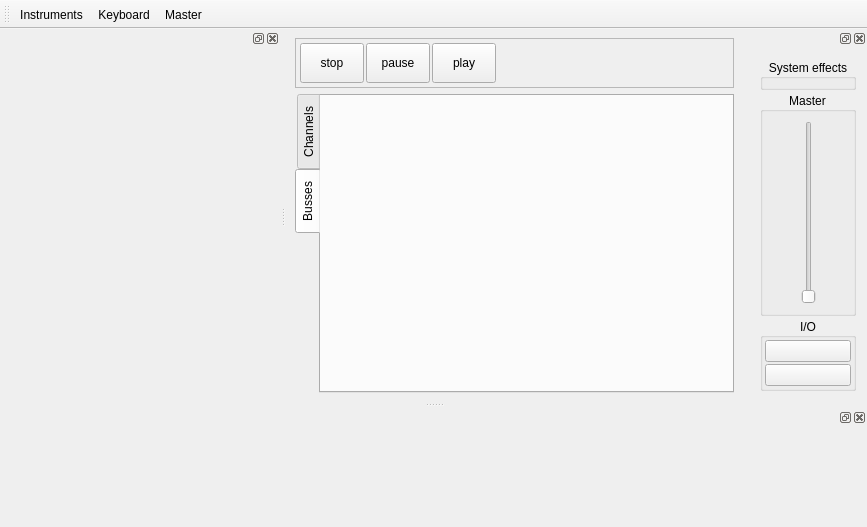
wtrsltnk/zynaddsubfx, file src/ZMS/mainwindow.ui: the form before one commit.
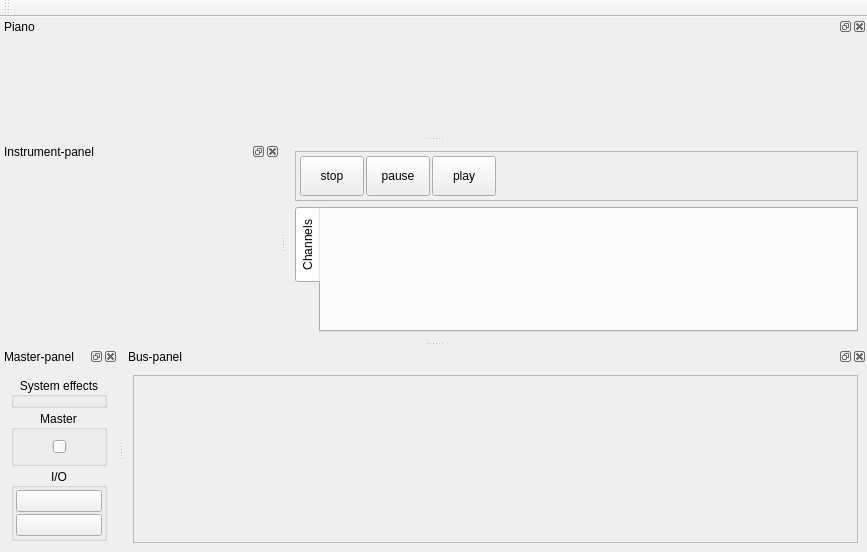
The form after the commit. The open tabs and pages were chosen to show the change. Custom widgets are drawn as their Qt base class.

Commit message: Improved docking panels

Patch:
```diff
--- a/src/ZMS/mainwindow.ui
+++ b/src/ZMS/mainwindow.ui
@@ -182,31 +182,6 @@
               </item>
              </layout>
             </widget>
-            <widget class="QWidget" name="bussesTab">
-             <attribute name="title">
-              <string>Busses</string>
-             </attribute>
-             <layout class="QHBoxLayout" name="horizontalLayout_5">
-              <item>
-               <widget class="QWidget" name="busses" native="true">
-                <layout class="QHBoxLayout" name="busseslayout">
-                 <property name="leftMargin">
-                  <number>2</number>
-                 </property>
-                 <property name="topMargin">
-                  <number>2</number>
-                 </property>
-                 <property name="rightMargin">
-                  <number>2</number>
-                 </property>
-                 <property name="bottomMargin">
-                  <number>2</number>
-                 </property>
-                </layout>
-               </widget>
-              </item>
-             </layout>
-            </widget>
            </widget>
           </item>
          </layout>
@@ -218,14 +193,20 @@
    </layout>
   </widget>
   <widget class="QDockWidget" name="keyboardDock">
+   <property name="enabled">
+    <bool>true</bool>
+   </property>
    <property name="floating">
     <bool>false</bool>
    </property>
    <property name="features">
     <set>QDockWidget::AllDockWidgetFeatures</set>
    </property>
+   <property name="windowTitle">
+    <string>Piano</string>
+   </property>
    <attribute name="dockWidgetArea">
-    <number>8</number>
+    <number>4</number>
    </attribute>
    <widget class="QWidget" name="dockWidgetContents">
     <layout class="QVBoxLayout" name="verticalLayout_6">
@@ -276,8 +257,11 @@
    <property name="allowedAreas">
     <set>Qt::AllDockWidgetAreas</set>
    </property>
+   <property name="windowTitle">
+    <string>Master-panel</string>
+   </property>
    <attribute name="dockWidgetArea">
-    <number>2</number>
+    <number>8</number>
    </attribute>
    <widget class="QWidget" name="dockWidgetContents_3">
     <layout class="QHBoxLayout" name="horizontalLayout_8">
@@ -424,6 +408,9 @@
    </widget>
   </widget>
   <widget class="QDockWidget" name="instrumentDock">
+   <property name="windowTitle">
+    <string>Instrument-panel</string>
+   </property>
    <attribute name="dockWidgetArea">
     <number>1</number>
    </attribute>
@@ -473,34 +460,54 @@
    <attribute name="toolBarBreak">
     <bool>false</bool>
    </attribute>
-   <addaction name="actionInstruments"/>
-   <addaction name="actionKeyboard"/>
-   <addaction name="actionMaster"/>
   </widget>
-  <action name="actionKeyboard">
-   <property name="checkable">
-    <bool>true</bool>
+  <widget class="QDockWidget" name="bussesDock">
+   <property name="windowTitle">
+    <string>Bus-panel</string>
    </property>
-   <property name="text">
-    <string>Keyboard</string>
-   </property>
-  </action>
-  <action name="actionInstruments">
-   <property name="checkable">
-    <bool>true</bool>
-   </property>
-   <property name="text">
-    <string>Instruments</string>
-   </property>
-  </action>
-  <action name="actionMaster">
-   <property name="checkable">
-    <bool>true</bool>
-   </property>
-   <property name="text">
-    <string>Master</string>
-   </property>
-  </action>
+   <attribute name="dockWidgetArea">
+    <number>8</number>
+   </attribute>
+   <widget class="QWidget" name="dockWidgetContents_2">
+    <layout class="QHBoxLayout" name="horizontalLayout_9">
+     <item>
+      <widget class="QScrollArea" name="busses">
+       <property name="widgetResizable">
+        <bool>true</bool>
+       </property>
+       <widget class="QWidget" name="bussesContainer">
+        <property name="geometry">
+         <rect>
+          <x>0</x>
+          <y>0</y>
+          <width>728</width>
+          <height>144</height>
+         </rect>
+        </property>
+        <layout class="QHBoxLayout" name="horizontalLayout_5">
+         <property name="sizeConstraint">
+          <enum>QLayout::SetMinimumSize</enum>
+         </property>
+         <item>
+          <spacer name="horizontalSpacer_2">
+           <property name="orientation">
+            <enum>Qt::Horizontal</enum>
+           </property>
+           <property name="sizeHint" stdset="0">
+            <size>
+             <width>40</width>
+             <height>20</height>
+            </size>
+           </property>
+          </spacer>
+         </item>
+        </layout>
+       </widget>
+      </widget>
+     </item>
+    </layout>
+   </widget>
+  </widget>
  </widget>
  <customwidgets>
   <customwidget>
```
Left out of the diff: 2 changed lines with no effect on the pictures. The commit also changes 2 other files.
